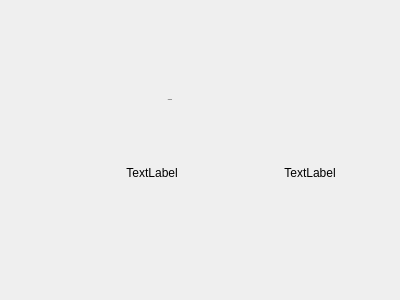
Above: User Interface/buttonsforfolder.ui from jpnora07/Crackterize before the change. Below: the same form after it.
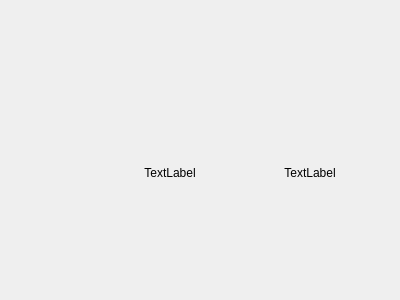
That is the form after the change. Icons and pictures are not drawn.

```diff
--- a/User Interface/buttonsforfolder.ui
+++ b/User Interface/buttonsforfolder.ui
@@ -31,11 +31,8 @@
         <height>100</height>
        </size>
       </property>
-      <property name="styleSheet">
-       <string notr="true">font-size:1px</string>
-      </property>
       <property name="text">
-       <string>sdafsdfsdf</string>
+       <string/>
       </property>
       <property name="icon">
        <iconset resource="../images/images.qrc">
@@ -54,9 +51,6 @@
     </item>
     <item>
      <widget class="QLabel" name="label">
-      <property name="layoutDirection">
-       <enum>Qt::LeftToRight</enum>
-      </property>
       <property name="styleSheet">
        <string notr="true">
                 font: 700 9pt \&quot;Franklin Gothic Medium\&quot;;
@@ -69,16 +63,10 @@
                 padding-bottom: 5px;</string>
       </property>
       <property name="text">
-       <string>        TextLabel</string>
+       <string>TextLabel</string>
       </property>
       <property name="alignment">
-       <set>Qt::AlignJustify|Qt::AlignVCenter</set>
-      </property>
-      <property name="wordWrap">
-       <bool>false</bool>
-      </property>
-      <property name="indent">
-       <number>34</number>
+       <set>Qt::AlignCenter</set>
       </property>
      </widget>
     </item>
```
